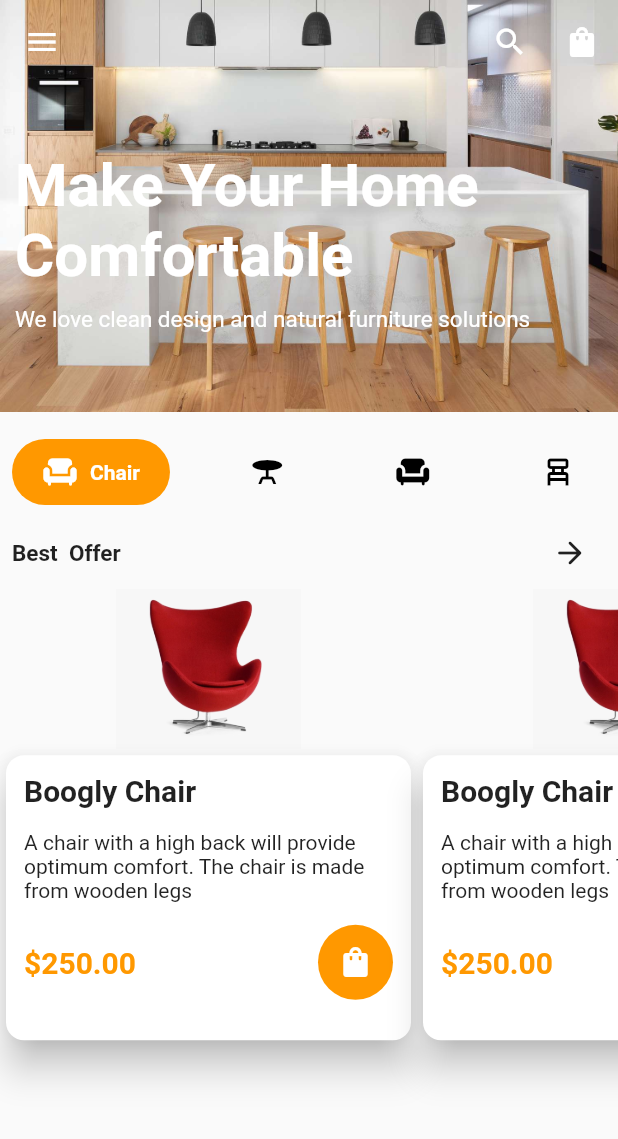
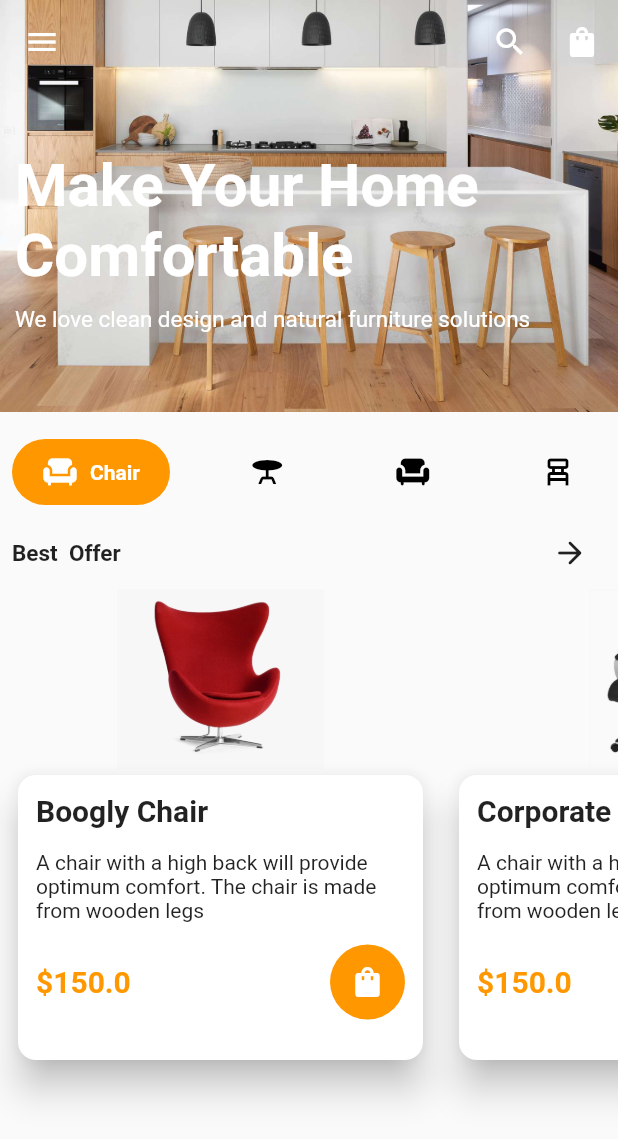
Before and after one commit to emekss/Furniture_Store_UI, a Flutter app: the HomePage screen opened by its route, on a phone screen of 412 x 824 dp. Shown: the top 1139 px of the screen. Run offline on Flutter 3.47's test engine with Material 2 defaults, Android fonts, the phone set to English and light mode, and no system bars; drawn by our look-alikes of google_nav_bar.

Commit message:
update listview feature

```diff
--- a/lib/components/global_variable.dart
+++ b/lib/components/global_variable.dart
@@ -39,6 +39,14 @@ final products = [
         'A chair with a high back will provide optimum comfort. The chair is made from wooden legs',
     'imageUrl': 'assets/images/sofa.png',
   },
+  {
+    'id': '4',
+    'title': 'Sofa',
+    'price': 150.00,
+    'description':
+        'A chair with a high back will provide optimum comfort. The chair is made from wooden legs',
+    'imageUrl': 'assets/images/sofa.png',
+  },
 ];
 
 final cart = [
--- a/lib/components/product_card.dart
+++ b/lib/components/product_card.dart
@@ -2,7 +2,7 @@ import 'package:flutter/material.dart';
 
 class ProductCard extends StatelessWidget {
   final String title;
-  final String price;
+  final double price;
   final String description;
   final String imageUrl;
   const ProductCard({
@@ -21,11 +21,13 @@ class ProductCard extends StatelessWidget {
           children: [
             Image.asset(
               imageUrl,
-              scale: 7,
+              height: 120,
             ),
           ],
         ),
-        Card(
+        Padding(
+          padding: const EdgeInsets.symmetric(horizontal: 8),
+          child: Card(
             shape: RoundedRectangleBorder(
               borderRadius: BorderRadius.circular(
                 12,
@@ -80,6 +82,7 @@ class ProductCard extends StatelessWidget {
                 ],
               ),
             ),
+          ),
         )
       ],
     );
--- a/lib/home_page.dart
+++ /dev/null
@@ -1,128 +0,0 @@
-import 'package:flutter/material.dart';
-import 'package:google_nav_bar/google_nav_bar.dart';
-import 'package:jersey_shop_app/components/global_variable.dart';
-import 'package:jersey_shop_app/components/product_card.dart';
-
-class HomePage extends StatelessWidget {
-  const HomePage({super.key});
-
-  @override
-  Widget build(BuildContext context) {
-    return Scaffold(
-      extendBodyBehindAppBar: true,
-      appBar: AppBar(
-        backgroundColor: Colors.transparent,
-        elevation: 0,
-        leading: IconButton(onPressed: () {}, icon: const Icon(Icons.menu)),
-        actions: [
-          IconButton(
-              onPressed: () {},
-              icon: const Icon(
-                Icons.search_outlined,
-              )),
-          IconButton(
-              onPressed: () {}, icon: const Icon(Icons.shopping_bag_rounded))
-        ],
-      ),
-      body: Column(
-        children: [
-          Stack(
-            children: [
-              Image.asset(
-                'assets/images/kitchen.jpeg',
-              ),
-              const Padding(
-                padding: EdgeInsets.only(top: 100, left: 10),
-                child: Column(
-                  crossAxisAlignment: CrossAxisAlignment.start,
-                  children: [
-                    Text(
-                      'Make Your Home Comfortable',
-                      style: TextStyle(
-                        color: Colors.white,
-                        fontWeight: FontWeight.bold,
-                        fontSize: 40,
-                      ),
-                    ),
-                    SizedBox(height: 10),
-                    Text(
-                      'We love clean design and natural furniture solutions',
-                      style: TextStyle(
-                        color: Colors.white,
-                        fontSize: 15,
-                      ),
-                    ),
-                  ],
-                ),
-              )
-            ],
-          ),
-          const SizedBox(height: 10),
-          const Padding(
-            padding: EdgeInsets.all(8.0),
-            child: GNav(
-                padding: EdgeInsets.symmetric(horizontal: 20, vertical: 10),
-                tabBorderRadius: 45,
-                gap: 8,
-                activeColor: Colors.white,
-                tabBackgroundColor: Colors.orange,
-                tabs: [
-                  GButton(
-                    icon: Icons.chair,
-                    text: 'Chair',
-                  ),
-                  GButton(
-                    icon: Icons.table_bar,
-                    text: 'Table',
-                  ),
-                  GButton(
-                    icon: Icons.chair,
-                    text: 'Chair',
-                  ),
-                  GButton(
-                    icon: Icons.chair_alt_outlined,
-                    text: 'Chair',
-                  ),
-                ]),
-          ),
-          Padding(
-            padding: const EdgeInsets.symmetric(horizontal: 8),
-            child: Row(
-              mainAxisAlignment: MainAxisAlignment.spaceBetween,
-              children: [
-                const Text(
-                  'Best  Offer',
-                  style: TextStyle(
-                    fontWeight: FontWeight.bold,
-                    fontSize: 15,
-                  ),
-                ),
-                IconButton(
-                  onPressed: () {},
-                  icon: const Icon(
-                    Icons.arrow_forward_rounded,
-                  ),
-                )
-              ],
-            ),
-          ),
-          Expanded(
-            child: ListView.builder(
-              scrollDirection: Axis.horizontal,
-              itemCount: products.length,
-              itemBuilder: (context, index) {
-                final product = products[index];
-                return const ProductCard(
-                    description:
-                        'A chair with a high back will provide optimum comfort. The chair is made from wooden legs',
-                    imageUrl: 'assets/images/chair1.png',
-                    price: '250.00',
-                    title: 'Boogly Chair');
-              },
-            ),
-          )
-        ],
-      ),
-    );
-  }
-}
--- a/lib/main.dart
+++ b/lib/main.dart
@@ -1,6 +1,6 @@
 import 'package:flutter/material.dart';
-import 'package:jersey_shop_app/home_page.dart';
-import 'package:jersey_shop_app/start_page.dart';
+import 'package:jersey_shop_app/pages/home_page.dart';
+import 'package:jersey_shop_app/pages/start_page.dart';
 
 void main() {
   runApp(const MyApp());
@@ -16,7 +16,7 @@ class MyApp extends StatelessWidget {
       debugShowCheckedModeBanner: false,
       home: const StartPage(),
       routes: {
-        '/homePage' :(context) => const HomePage(),
+        '/homePage': (context) => HomePage(),
       },
     );
   }
--- /dev/null
+++ b/lib/pages/home_page.dart
@@ -0,0 +1,106 @@
+import 'package:flutter/material.dart';
+import 'package:jersey_shop_app/components/global_variable.dart';
+import 'package:jersey_shop_app/components/product_card.dart';
+import 'package:jersey_shop_app/util/emeka_gnav.dart';
+
+class HomePage extends StatelessWidget {
+  HomePage({super.key});
+
+  final ScrollController _controller = ScrollController();
+
+  @override
+  Widget build(BuildContext context) {
+    return Scaffold(
+      extendBodyBehindAppBar: true,
+      appBar: AppBar(
+        backgroundColor: Colors.transparent,
+        elevation: 0,
+        leading: IconButton(onPressed: () {}, icon: const Icon(Icons.menu)),
+        actions: [
+          IconButton(
+              onPressed: () {},
+              icon: const Icon(
+                Icons.search_outlined,
+              )),
+          IconButton(
+              onPressed: () {}, icon: const Icon(Icons.shopping_bag_rounded))
+        ],
+      ),
+      body: Column(children: [
+        Stack(children: [
+          Image.asset(
+            'assets/images/kitchen.jpeg',
+          ),
+          const Padding(
+              padding: EdgeInsets.only(top: 100, left: 10),
+              child: Column(
+                  crossAxisAlignment: CrossAxisAlignment.start,
+                  children: [
+                    Text(
+                      'Make Your Home Comfortable',
+                      style: TextStyle(
+                        color: Colors.white,
+                        fontWeight: FontWeight.bold,
+                        fontSize: 40,
+                      ),
+                    ),
+                    SizedBox(height: 10),
+                    Text('We love clean design and natural furniture solutions',
+                        style: TextStyle(
+                          color: Colors.white,
+                          fontSize: 15,
+                        )),
+                  ]))
+        ]),
+        const SizedBox(height: 10),
+        const Padding(
+          padding: EdgeInsets.all(8.0),
+          child: EmekaGnav(),
+        ),
+        Padding(
+          padding: const EdgeInsets.symmetric(horizontal: 8),
+          child: Row(
+            mainAxisAlignment: MainAxisAlignment.spaceBetween,
+            children: [
+              const Text(
+                'Best  Offer',
+                style: TextStyle(
+                  fontWeight: FontWeight.bold,
+                  fontSize: 15,
+                ),
+              ),
+              IconButton(
+                onPressed: () {
+                  _controller.animateTo(
+                    _controller.offset + 150,
+                    duration: const Duration(milliseconds: 500),
+                    curve: Curves.easeInOut,
+                  );
+                },
+                icon: const Icon(
+                  Icons.arrow_forward_rounded,
+                ),
+              )
+            ],
+          ),
+        ),
+        Expanded(
+          child: ListView.builder(
+            controller: _controller,
+            scrollDirection: Axis.horizontal,
+            itemCount: products.length,
+            itemBuilder: (context, index) {
+              final product = products[index];
+              return ProductCard(
+                description: product['description'] as String,
+                imageUrl: product['imageUrl'] as String,
+                price: product['price'] as double,
+                title: product['title'] as String,
+              );
+            },
+          ),
+        ),
+      ]),
+    );
+  }
+}
--- /dev/null
+++ b/lib/util/emeka_gnav.dart
@@ -0,0 +1,36 @@
+import 'package:flutter/material.dart';
+import 'package:google_nav_bar/google_nav_bar.dart';
+
+class EmekaGnav extends StatelessWidget {
+  const EmekaGnav({
+    super.key,
+  });
+
+  @override
+  Widget build(BuildContext context) {
+    return const GNav(
+        padding: EdgeInsets.symmetric(horizontal: 20, vertical: 10),
+        tabBorderRadius: 45,
+        gap: 8,
+        activeColor: Colors.white,
+        tabBackgroundColor: Colors.orange,
+        tabs: [
+          GButton(
+            icon: Icons.chair,
+            text: 'Chair',
+          ),
+          GButton(
+            icon: Icons.table_bar,
+            text: 'Table',
+          ),
+          GButton(
+            icon: Icons.chair,
+            text: 'Chair',
+          ),
+          GButton(
+            icon: Icons.chair_alt_outlined,
+            text: 'Chair',
+          ),
+        ]);
+  }
+}
```
Also changed, not shown: lib/components/item_label.dart (deleted), lib/pages/start_page.dart (renamed from lib/start_page.dart). Lines whose indentation alone changed are shown as unchanged.
